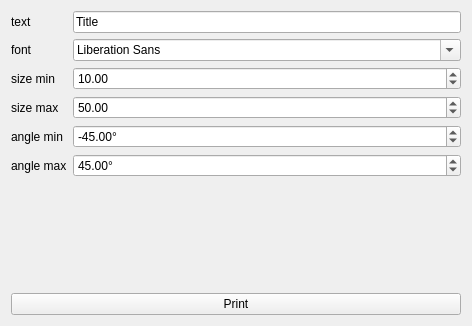
Above: widget.ui from antigol/EndpaperMaker before the change. Below: the same form after it.
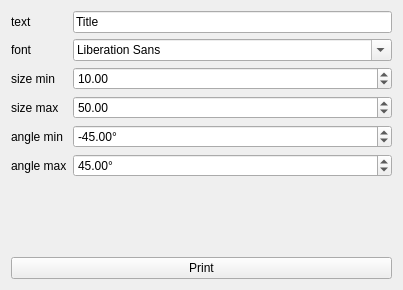
That is the form after the change.

Commit message: Ajout d'un progress dialog Amélioration de l'algorithme

What changed in the file:
```diff
--- a/widget.ui
+++ b/widget.ui
@@ -6,8 +6,8 @@
    <rect>
     <x>0</x>
     <y>0</y>
-    <width>472</width>
-    <height>326</height>
+    <width>403</width>
+    <height>290</height>
    </rect>
   </property>
   <property name="windowTitle">
```
The commit also changes 5 other files.
